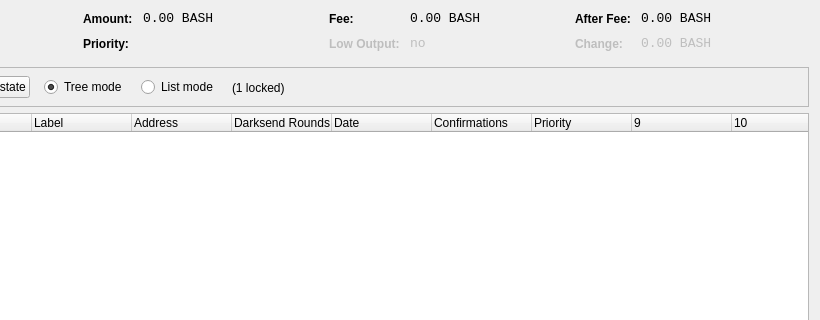
Qt form src/qt/forms/coincontroldialog.ui (bashcoindev/bashcoin) before a commit; both pictures show x 180 to 1000 and y 0 to 320 of the 1000 by 500 pixel window.
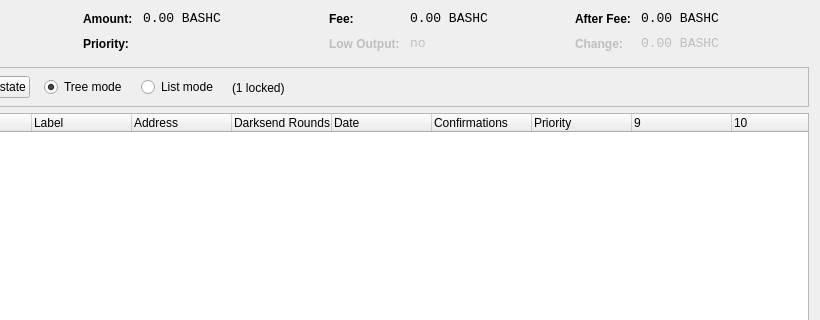
The same form after that commit. Custom widgets are drawn as their Qt base class.

Patch:
```diff
--- a/src/qt/forms/coincontroldialog.ui
+++ b/src/qt/forms/coincontroldialog.ui
@@ -141,7 +141,7 @@
           <enum>Qt::ActionsContextMenu</enum>
          </property>
          <property name="text">
-          <string notr="true">0.00 BASH</string>
+          <string notr="true">0.00 BASHC</string>
          </property>
          <property name="textInteractionFlags">
           <set>Qt::LinksAccessibleByMouse|Qt::TextSelectableByKeyboard|Qt::TextSelectableByMouse</set>
@@ -221,7 +221,7 @@
           <enum>Qt::ActionsContextMenu</enum>
          </property>
          <property name="text">
-          <string notr="true">0.00 BASH</string>
+          <string notr="true">0.00 BASHC</string>
          </property>
          <property name="textInteractionFlags">
           <set>Qt::LinksAccessibleByMouse|Qt::TextSelectableByKeyboard|Qt::TextSelectableByMouse</set>
@@ -307,7 +307,7 @@
           <enum>Qt::ActionsContextMenu</enum>
          </property>
          <property name="text">
-          <string notr="true">0.00 BASH</string>
+          <string notr="true">0.00 BASHC</string>
          </property>
          <property name="textInteractionFlags">
           <set>Qt::LinksAccessibleByMouse|Qt::TextSelectableByKeyboard|Qt::TextSelectableByMouse</set>
@@ -345,7 +345,7 @@
           <enum>Qt::ActionsContextMenu</enum>
          </property>
          <property name="text">
-          <string notr="true">0.00 BASH</string>
+          <string notr="true">0.00 BASHC</string>
          </property>
          <property name="textInteractionFlags">
           <set>Qt::LinksAccessibleByMouse|Qt::TextSelectableByKeyboard|Qt::TextSelectableByMouse</set>
```
